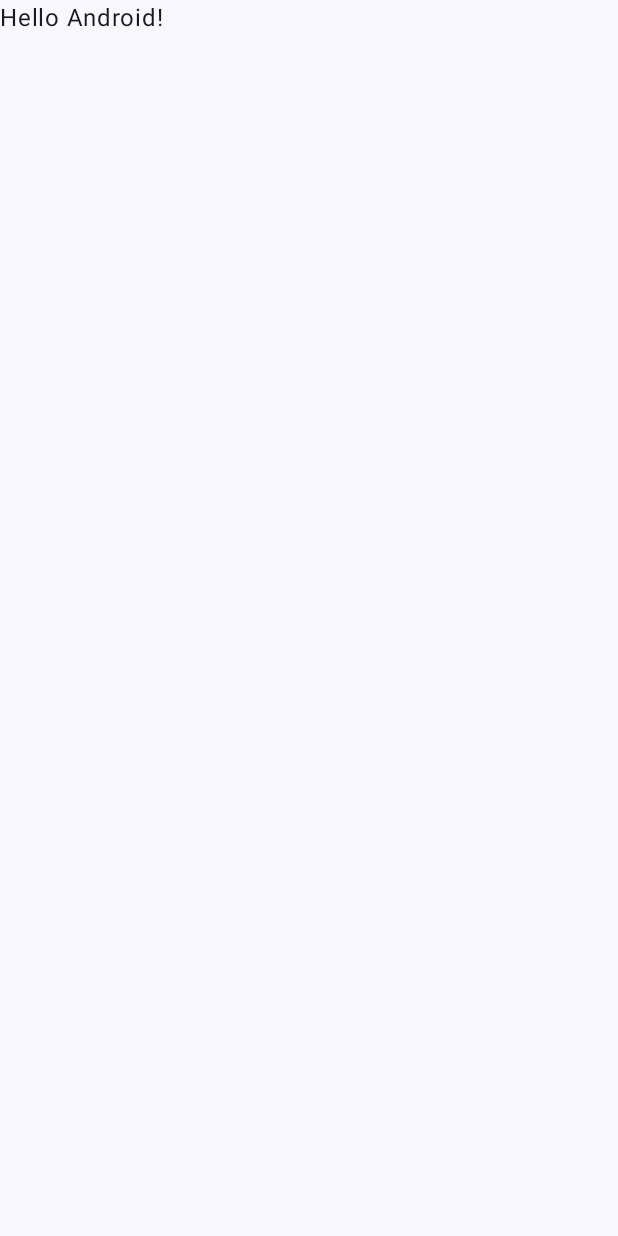
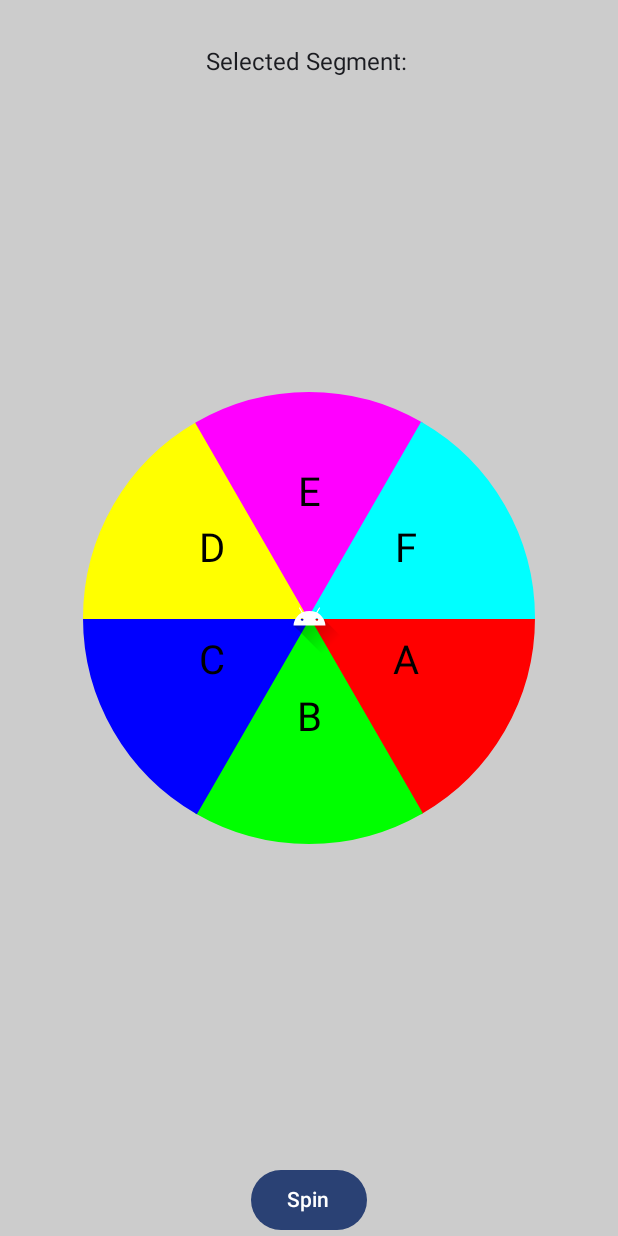
Before and after one commit to ryanw-mobile/spinning-wheel, an Android app built with Jetpack Compose: the screen it shows after launch (MainActivity), on a phone screen of 412 x 824 dp. Before the commit the screen is almost empty. Run offline under Robolectric (Android 15) with nearby library versions, the phone set to English and light mode, and no system bars.

Commit message:
[feature] SpinningWheel: basic working version

```diff
--- a/app/src/main/java/com/rwmobi/githubcidemo/MainActivity.kt
+++ b/app/src/main/java/com/rwmobi/githubcidemo/MainActivity.kt
@@ -6,10 +6,12 @@ import androidx.activity.compose.setContent
 import androidx.compose.foundation.layout.fillMaxSize
 import androidx.compose.material3.MaterialTheme
 import androidx.compose.material3.Surface
-import androidx.compose.material3.Text
 import androidx.compose.runtime.Composable
 import androidx.compose.ui.Modifier
+import androidx.compose.ui.graphics.Color
+import androidx.compose.ui.res.painterResource
 import androidx.compose.ui.tooling.preview.Preview
+import com.rwmobi.githubcidemo.ui.RealisticSpinningWheel
 import com.rwmobi.githubcidemo.ui.theme.GithubCIDemoTheme
 
 class MainActivity : ComponentActivity() {
@@ -22,7 +24,7 @@ class MainActivity : ComponentActivity() {
                     modifier = Modifier.fillMaxSize(),
                     color = MaterialTheme.colorScheme.background
                 ) {
-                    Greeting("Android")
+                    WheelDemo()
                 }
             }
         }
@@ -30,10 +32,28 @@ class MainActivity : ComponentActivity() {
 }
 
 @Composable
-fun Greeting(name: String, modifier: Modifier = Modifier) {
-    Text(
-        text = "Hello $name!",
-        modifier = modifier
+fun WheelDemo() {
+    // Example segment labels and colors
+    val segments = listOf("A", "B", "C", "D", "E", "F")
+    val segmentColors =
+        listOf(Color.Red, Color.Green, Color.Blue, Color.Yellow, Color.Magenta, Color.Cyan)
+
+    // Load a drawable or bitmap resource for the center icon
+    // Assuming you have a drawable resource in your project
+    val centerIcon = painterResource(R.drawable.ic_launcher_foreground)
+
+    // Handle selected segment when the wheel stops
+    val onSegmentSelected: (String) -> Unit = { selectedSegment ->
+        // Perform an action with the selected segment
+        println("Selected Segment: $selectedSegment")
+    }
+
+    // Call the spinning wheel composable
+    RealisticSpinningWheel(
+        segments = segments,
+        segmentColors = segmentColors,
+        centerIcon = centerIcon,
+        onSegmentSelected = onSegmentSelected
     )
 }
 
@@ -41,6 +61,6 @@ fun Greeting(name: String, modifier: Modifier = Modifier) {
 @Composable
 fun GreetingPreview() {
     GithubCIDemoTheme {
-        Greeting("Android")
+        WheelDemo()
     }
 }
--- /dev/null
+++ b/app/src/main/java/com/rwmobi/githubcidemo/ui/SpinningWheel.kt
@@ -0,0 +1,184 @@
+package com.rwmobi.githubcidemo.ui
+
+import androidx.compose.animation.core.Animatable
+import androidx.compose.animation.core.exponentialDecay
+import androidx.compose.foundation.Canvas
+import androidx.compose.foundation.Image
+import androidx.compose.foundation.background
+import androidx.compose.foundation.layout.Box
+import androidx.compose.foundation.layout.fillMaxSize
+import androidx.compose.foundation.layout.padding
+import androidx.compose.foundation.layout.size
+import androidx.compose.material3.Button
+import androidx.compose.material3.Text
+import androidx.compose.runtime.Composable
+import androidx.compose.runtime.LaunchedEffect
+import androidx.compose.runtime.getValue
+import androidx.compose.runtime.mutableStateOf
+import androidx.compose.runtime.remember
+import androidx.compose.runtime.setValue
+import androidx.compose.ui.Alignment
+import androidx.compose.ui.Modifier
+import androidx.compose.ui.geometry.Offset
+import androidx.compose.ui.geometry.Rect
+import androidx.compose.ui.geometry.Size
+import androidx.compose.ui.graphics.Color
+import androidx.compose.ui.graphics.Path
+import androidx.compose.ui.graphics.drawscope.DrawScope
+import androidx.compose.ui.graphics.drawscope.Stroke
+import androidx.compose.ui.graphics.graphicsLayer
+import androidx.compose.ui.graphics.nativeCanvas
+import androidx.compose.ui.graphics.painter.Painter
+import androidx.compose.ui.layout.ContentScale
+import androidx.compose.ui.unit.dp
+import androidx.compose.ui.unit.sp
+import kotlin.math.cos
+import kotlin.math.sin
+
+@Composable
+fun RealisticSpinningWheel(
+    segments: List<String>,
+    segmentColors: List<Color>,
+    centerIcon: Painter,
+    onSegmentSelected: (String) -> Unit,
+) {
+    val numberOfSegments = segments.size
+    var isSpinning by remember { mutableStateOf(false) }
+    val rotation = remember { Animatable(0f) }
+    var selectedSegment by remember { mutableStateOf("") }
+
+    // DecayAnimationSpec to simulate physics-based animation
+    val decayAnimationSpec = remember { exponentialDecay<Float>(frictionMultiplier = 1.0f) }
+
+    LaunchedEffect(isSpinning) {
+        if (isSpinning) {
+            val targetRotation = (0..3600).random().toFloat() // Random target for longer spin
+
+            val result = rotation.animateDecay(
+                initialVelocity = targetRotation,
+                animationSpec = decayAnimationSpec
+            )
+
+            // Determine selected segment once spinning stops
+            val normalizedRotation = rotation.value % 360
+            val anglePerSegment = 360f / numberOfSegments
+            val segmentIndex = (normalizedRotation / anglePerSegment).toInt()
+            selectedSegment = segments[segmentIndex]
+            onSegmentSelected(selectedSegment)
+            isSpinning = false
+        }
+    }
+
+    Box(
+        contentAlignment = Alignment.Center,
+        modifier = Modifier
+            .fillMaxSize()
+            .background(Color.LightGray)
+    ) {
+        // Wheel with segments
+        Canvas(
+            modifier = Modifier
+                .size(300.dp)
+                .graphicsLayer(rotationZ = rotation.value)
+        ) {
+            val canvasSize = size.minDimension
+            val radius = canvasSize / 2
+            val anglePerSegment = 360f / numberOfSegments
+
+            for (i in 0 until numberOfSegments) {
+                val startAngle = i * anglePerSegment
+                drawSegment(
+                    color = segmentColors[i % segmentColors.size],
+                    startAngle = startAngle,
+                    sweepAngle = anglePerSegment,
+                    radius = radius,
+                    size = size
+                )
+                // Draw text in each segment
+                drawTextOnPath(
+                    text = segments[i],
+                    radius = radius,
+                    angle = startAngle + anglePerSegment / 2,
+                    size = size
+                )
+            }
+        }
+
+        // Center icon that rotates with the wheel
+        Image(
+            painter = centerIcon,
+            contentDescription = null,
+            modifier = Modifier.size(50.dp),
+            contentScale = ContentScale.Crop
+        )
+
+        // Button to start/stop the spinning wheel
+        Button(
+            onClick = { if (!isSpinning) isSpinning = true },
+            modifier = Modifier.align(Alignment.BottomCenter)
+        ) {
+            Text(if (isSpinning) "Spinning..." else "Spin")
+        }
+    }
+
+    // Display selected segment
+    Box(
+        modifier = Modifier
+            .fillMaxSize()
+            .padding(top = 16.dp),
+        contentAlignment = Alignment.TopCenter
+    ) {
+        Text(
+            text = "Selected Segment: $selectedSegment",
+            style = androidx.compose.ui.text.TextStyle(fontSize = 16.sp),
+            modifier = Modifier.padding(16.dp)
+        )
+    }
+}
+
+// Helper function to draw individual segments
+fun DrawScope.drawSegment(
+    color: Color,
+    startAngle: Float,
+    sweepAngle: Float,
+    radius: Float,
+    size: Size,
+) {
+    val path = Path().apply {
+        moveTo(size.width / 2, size.height / 2)
+        arcTo(
+            rect = Rect(Offset.Zero, size),
+            startAngleDegrees = startAngle,
+            sweepAngleDegrees = sweepAngle,
+            forceMoveTo = false
+        )
+        close()
+    }
+    drawPath(path, color, style = Stroke(width = 2f))
+    drawPath(path, color)
+}
+
+// Helper function to draw text on each segment
+fun DrawScope.drawTextOnPath(
+    text: String,
+    radius: Float,
+    angle: Float,
+    size: Size,
+) {
+    val centerX = size.width / 2
+    val centerY = size.height / 2
+
+    val x = centerX + radius / 2 * cos(Math.toRadians(angle.toDouble())).toFloat()
+    val y = centerY + radius / 2 * sin(Math.toRadians(angle.toDouble())).toFloat()
+
+    drawContext.canvas.nativeCanvas.drawText(
+        text,
+        x,
+        y,
+        android.graphics.Paint().apply {
+            color = android.graphics.Color.BLACK
+            textSize = 40f
+            textAlign = android.graphics.Paint.Align.CENTER
+        }
+    )
+}
```
